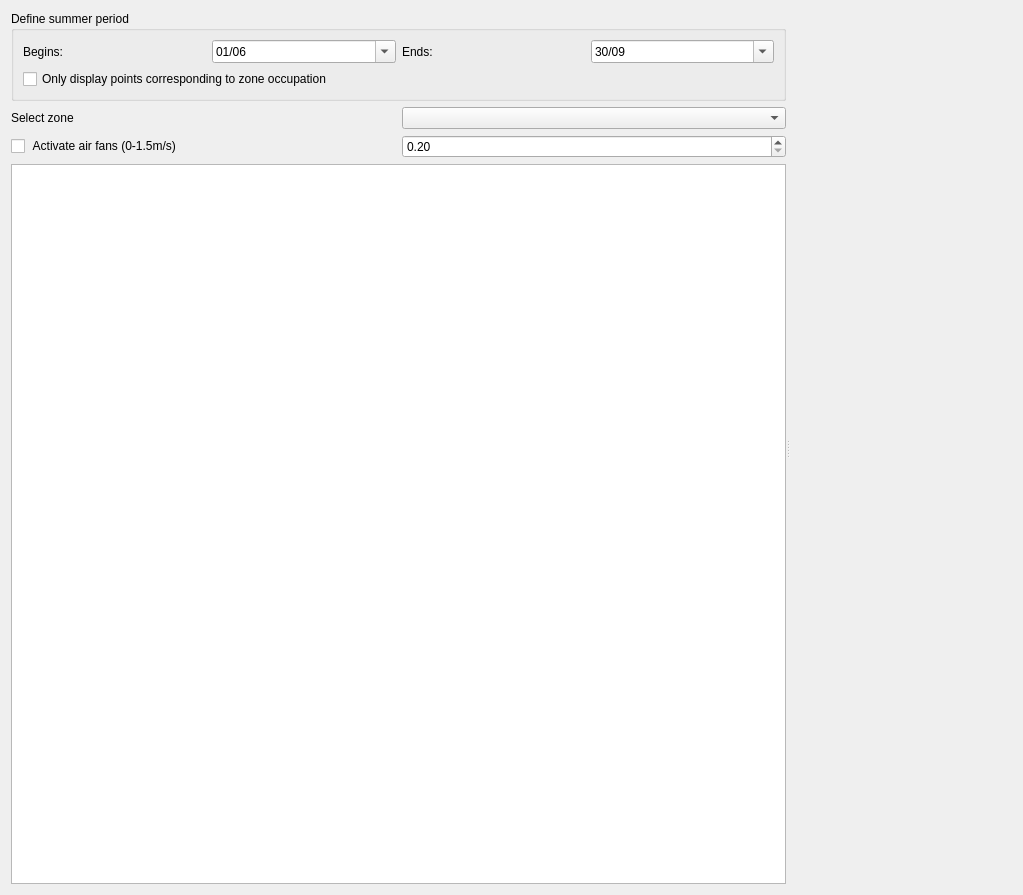
Old version of the form src/resources/ui/dataplotter/neubrager.ui in the repository Nobatek/simuplot.
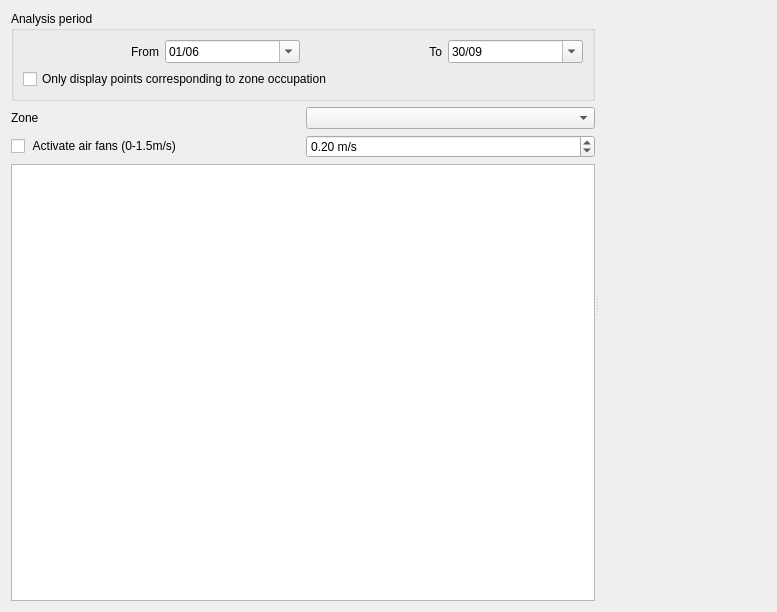
New version of the form. Custom widgets are drawn as their Qt base class.

```diff
--- a/src/resources/ui/dataplotter/neubrager.ui
+++ b/src/resources/ui/dataplotter/neubrager.ui
@@ -6,8 +6,8 @@
    <rect>
     <x>0</x>
     <y>0</y>
-    <width>1023</width>
-    <height>895</height>
+    <width>777</width>
+    <height>612</height>
    </rect>
   </property>
   <property name="windowTitle">
@@ -24,15 +24,18 @@
        <item>
         <widget class="QGroupBox" name="groupBox">
          <property name="title">
-          <string>Define summer period</string>
+          <string>Analysis period</string>
          </property>
-         <layout class="QGridLayout" name="gridLayout">
-          <item row="0" column="0">
-           <layout class="QHBoxLayout" name="horizontalLayout">
+         <layout class="QVBoxLayout" name="verticalLayout_2">
+          <item>
+           <layout class="QHBoxLayout" name="dateLayout">
             <item>
              <widget class="QLabel" name="label">
               <property name="text">
-               <string>Begins:</string>
+               <string>From</string>
+              </property>
+              <property name="alignment">
+               <set>Qt::AlignRight|Qt::AlignTrailing|Qt::AlignVCenter</set>
               </property>
              </widget>
             </item>
@@ -76,7 +79,10 @@
             <item>
              <widget class="QLabel" name="label_2">
               <property name="text">
-               <string>Ends:</string>
+               <string>To</string>
+              </property>
+              <property name="alignment">
+               <set>Qt::AlignRight|Qt::AlignTrailing|Qt::AlignVCenter</set>
               </property>
              </widget>
             </item>
@@ -119,8 +125,8 @@
             </item>
            </layout>
           </item>
-          <item row="1" column="0">
-           <widget class="QCheckBox" name="OccCheckBox">
+          <item>
+           <widget class="QCheckBox" name="occupCheckBox">
             <property name="text">
              <string>Only display points corresponding to zone occupation</string>
             </property>
@@ -134,7 +140,7 @@
          <item>
           <widget class="QLabel" name="label_4">
            <property name="text">
-            <string>Select zone</string>
+            <string>Zone</string>
            </property>
           </widget>
          </item>
@@ -153,9 +159,12 @@
           </widget>
          </item>
          <item>
-          <widget class="QDoubleSpinBox" name="AirSpeedBox">
+          <widget class="QDoubleSpinBox" name="fanAirSpeedSpinBox">
+           <property name="suffix">
+            <string notr="true"> m/s</string>
+           </property>
            <property name="minimum">
-            <double>0.200000000000000</double>
+            <double>0.000000000000000</double>
            </property>
            <property name="maximum">
             <double>1.500000000000000</double>
```
Left out of the diff: 32 changed lines with no effect on the pictures.
